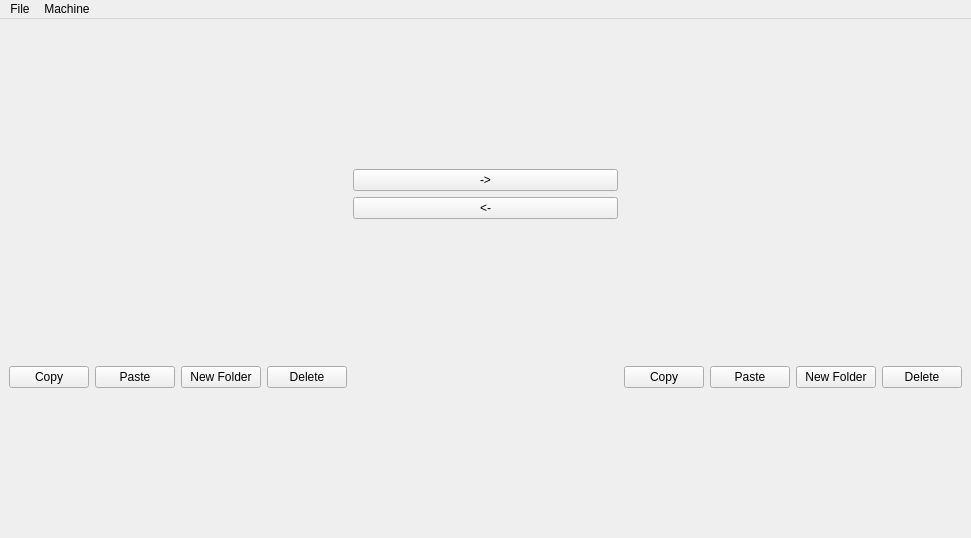
Before: the Qt Designer form examples/mini/mini.ui in kcjengr/qtpyvcp, drawn with Qt 5.
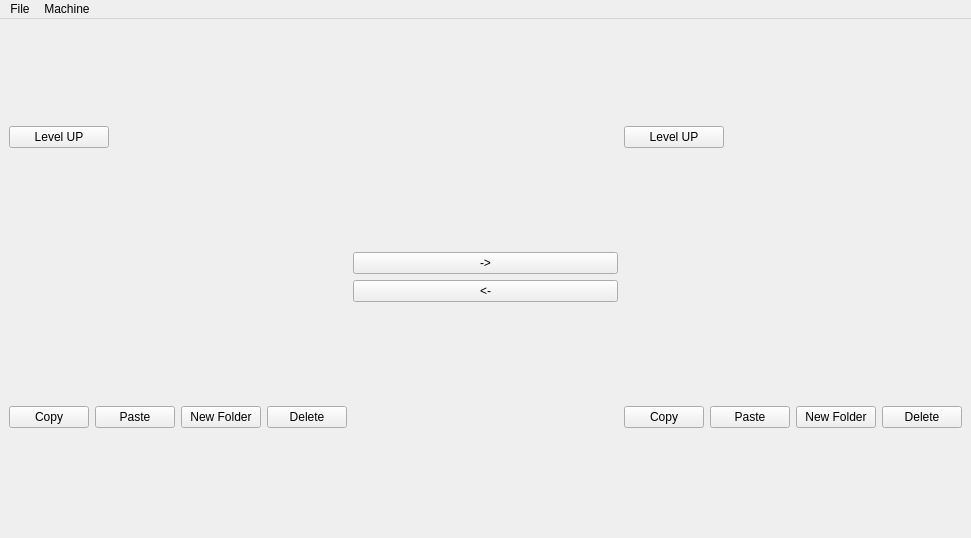
After: the same form once the commit is applied. Custom widgets are drawn as their Qt base class.

Commit message: use TableView and ad level up button

```diff
--- a/examples/mini/mini.ui
+++ b/examples/mini/mini.ui
@@ -21,7 +21,77 @@
     </size>
    </property>
    <layout class="QGridLayout" name="gridLayout">
+    <item row="2" column="4">
+     <layout class="QHBoxLayout" name="horizontalLayout_2">
+      <item>
+       <widget class="QPushButton" name="pushButton_9">
+        <property name="text">
+         <string>Copy</string>
+        </property>
+       </widget>
+      </item>
+      <item>
+       <widget class="QPushButton" name="pushButton_8">
+        <property name="text">
+         <string>Paste</string>
+        </property>
+       </widget>
+      </item>
+      <item>
+       <widget class="QPushButton" name="pushButton_5">
+        <property name="text">
+         <string>New Folder</string>
+        </property>
+       </widget>
+      </item>
+      <item>
+       <widget class="QPushButton" name="pushButton_10">
+        <property name="text">
+         <string>Delete</string>
+        </property>
+       </widget>
+      </item>
+     </layout>
+    </item>
+    <item row="0" column="0">
+     <widget class="QPushButton" name="pushButton_6">
+      <property name="maximumSize">
+       <size>
+        <width>100</width>
+        <height>16777215</height>
+       </size>
+      </property>
+      <property name="text">
+       <string>Level UP</string>
+      </property>
+     </widget>
+    </item>
+    <item row="1" column="2">
+     <layout class="QVBoxLayout" name="verticalLayout">
+      <item>
+       <widget class="FileSystemTransferButton" name="filesystemtransferbutton_2">
+        <property name="text">
+         <string>-&gt;</string>
+        </property>
+       </widget>
+      </item>
+      <item>
+       <widget class="FileSystemTransferButton" name="filesystemtransferbutton">
+        <property name="text">
+         <string>&lt;-</string>
+        </property>
+       </widget>
+      </item>
+     </layout>
+    </item>
     <item row="1" column="0">
+     <widget class="FileSystem" name="filesystem">
+      <property name="tree_type" stdset="0">
+       <enum>FileSystem::Local</enum>
+      </property>
+     </widget>
+    </item>
+    <item row="2" column="0">
      <layout class="QHBoxLayout" name="horizontalLayout">
       <item>
        <widget class="QPushButton" name="pushButton_3">
@@ -53,69 +123,25 @@
       </item>
      </layout>
     </item>
-    <item row="0" column="0">
-     <widget class="FileSystem" name="filesystem">
-      <property name="tree_type" stdset="0">
-       <enum>FileSystem::Local</enum>
-      </property>
-     </widget>
-    </item>
-    <item row="0" column="4">
+    <item row="1" column="4">
      <widget class="FileSystem" name="filesystem_2">
       <property name="tree_type" stdset="0">
        <enum>FileSystem::Remote</enum>
       </property>
      </widget>
     </item>
-    <item row="0" column="2">
-     <layout class="QVBoxLayout" name="verticalLayout">
-      <item>
-       <widget class="FileSystemTransferButton" name="filesystemtransferbutton_2">
-        <property name="text">
-         <string>-&gt;</string>
-        </property>
-       </widget>
-      </item>
-      <item>
-       <widget class="FileSystemTransferButton" name="filesystemtransferbutton">
-        <property name="text">
-         <string>&lt;-</string>
-        </property>
-       </widget>
-      </item>
-     </layout>
-    </item>
-    <item row="1" column="4">
-     <layout class="QHBoxLayout" name="horizontalLayout_2">
-      <item>
-       <widget class="QPushButton" name="pushButton_9">
-        <property name="text">
-         <string>Copy</string>
-        </property>
-       </widget>
-      </item>
-      <item>
-       <widget class="QPushButton" name="pushButton_8">
-        <property name="text">
-         <string>Paste</string>
-        </property>
-       </widget>
-      </item>
-      <item>
-       <widget class="QPushButton" name="pushButton_5">
-        <property name="text">
-         <string>New Folder</string>
-        </property>
-       </widget>
-      </item>
-      <item>
-       <widget class="QPushButton" name="pushButton_10">
-        <property name="text">
-         <string>Delete</string>
-        </property>
-       </widget>
-      </item>
-     </layout>
+    <item row="0" column="4">
+     <widget class="QPushButton" name="pushButton_7">
+      <property name="maximumSize">
+       <size>
+        <width>100</width>
+        <height>16777215</height>
+       </size>
+      </property>
+      <property name="text">
+       <string>Level UP</string>
+      </property>
+     </widget>
     </item>
    </layout>
   </widget>
```
Left out of the diff: 40 changed lines with no effect on the pictures. The commit also changes 1 other file.
